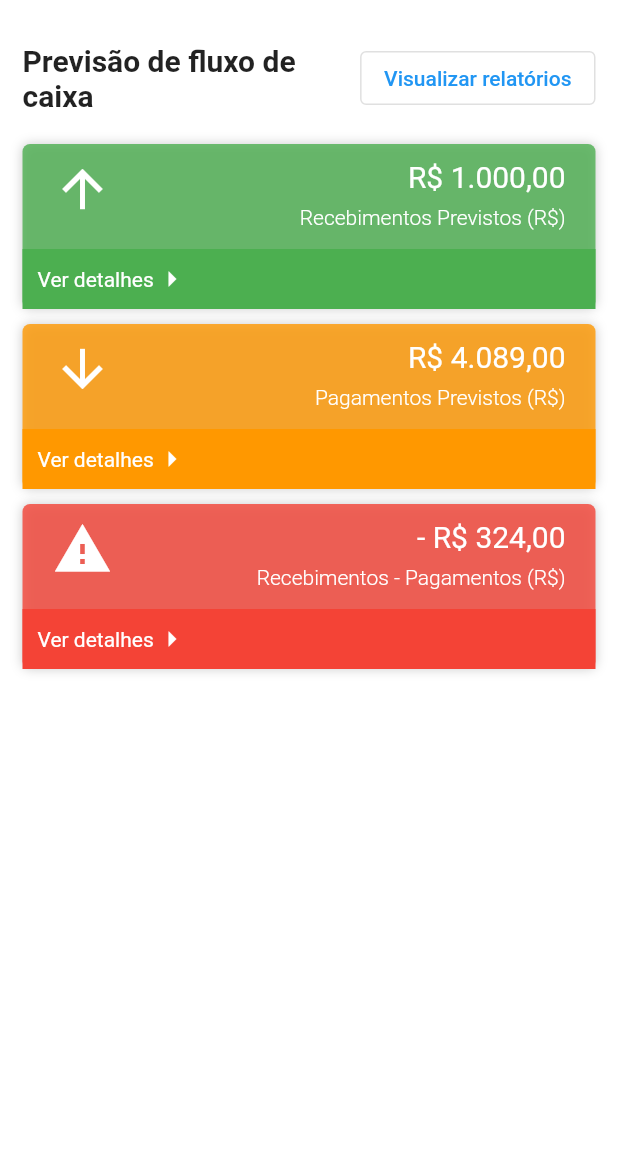
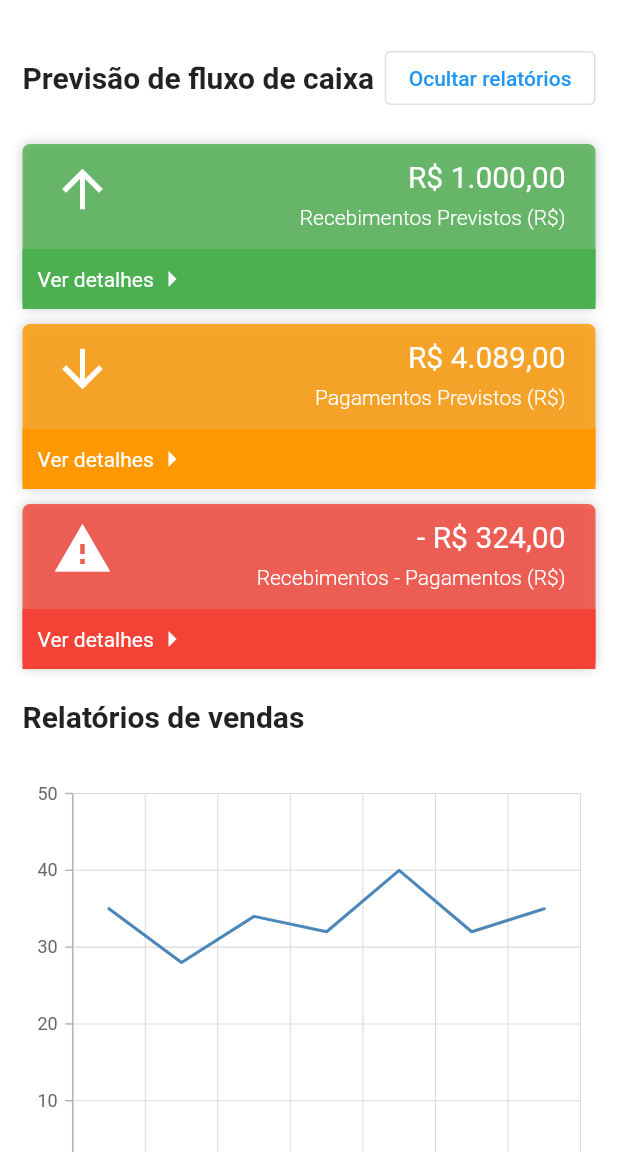
Before and after one commit to drelocatelli/sistema_loja_client, a Flutter app: the screen it shows after launch, on a phone screen of 412 x 824 dp, the part 84-1236 px from its top. Run offline on Flutter 3.47's test engine with Material 3 defaults, Android fonts, the phone set to English and light mode, and no system bars; our stand-ins replace flutter_dotenv, gap, get, syncfusion_flutter_charts, url_strategy.

Commit message:
improve layout, make chart and create client page

```diff
--- a/lib/main.dart
+++ b/lib/main.dart
@@ -25,6 +25,7 @@ class MyApp extends StatelessWidget {
       title: dotenv.env['TITLE'] ?? 'Painel da loja',
       defaultTransition: Transition.native,
       transitionDuration: Duration.zero,
+      initialRoute: '/dashboard',
       getPages: routes,
     );
   }
--- a/lib/routes.dart
+++ b/lib/routes.dart
@@ -1,9 +1,11 @@
 import 'package:get/get_navigation/get_navigation.dart';
 import 'package:get/get_navigation/src/routes/get_route.dart';
-import 'package:racoon_tech_panel/src/pages/dashboard/home_page.dart';
+import 'package:racoon_tech_panel/src/pages/dashboard/clients/clients_page.dart';
+import 'package:racoon_tech_panel/src/pages/dashboard/home/home_page.dart';
 import 'package:racoon_tech_panel/src/pages/login/login_page.dart';
 
 final routes = [
-  GetPage(name: '/', page: () => HomePage()),
+  GetPage(name: '/dashboard', page: () => HomePage()),
+  GetPage(name: '/dashboard/clientes', page: () => ClientsPage()),
   GetPage(name: '/login', page: () => LoginPage()),
 ];
--- a/lib/src/layout/main_layout.dart
+++ b/lib/src/layout/main_layout.dart
@@ -31,7 +31,7 @@ class _MainLayoutState extends State<MainLayout> {
   @override
   void initState() {
     super.initState();
-    Future.delayed(const Duration(seconds: 3), () {
+    Future.delayed(const Duration(milliseconds: 800), () {
       setState(() {
         _isLoading = false;
       });
@@ -71,30 +71,16 @@ class _MainLayoutState extends State<MainLayout> {
       drawer: isLargeScreen ? null : Drawer(
         child: mainMenu(isLargeScreen: isLargeScreen),
       ),
-      body: Column(
-        crossAxisAlignment: CrossAxisAlignment.start,
-        children: [
-          // Container(
-          //   width: MediaQuery.of(context).size.width,
-          //   height: isLargeScreen ? 50 : null,
-          //   color: Color.fromRGBO(197, 197, 197, 1),
-          //   child: isLargeScreen
-          //     ? Row(
-          //       children: [
-          //         TextButton(onPressed: () {}, child: Text("MAIS VENDIDOS")),
-          //         busca(isLargeScreen, _formKey, _submitForm)
-          //       ],
-          //     )
-          //     : Column(
-          //       crossAxisAlignment: CrossAxisAlignment.center,
-          //       children: [
-          //         TextButton(onPressed: () { debugPrint('Mais vendidos'); }, child: Text("MAIS VENDIDOS")),
-          //         busca(isLargeScreen, _formKey, _submitForm),
-          //       ],
-          //     ),
-          // ),
-          widget.child,
-        ],
+      body: SingleChildScrollView(
+        child: Padding(
+          padding: const EdgeInsets.symmetric(horizontal: 15.0, vertical: 28),
+          child: Column(
+            crossAxisAlignment: CrossAxisAlignment.start,
+            children: [
+              widget.child,
+            ],
+          ),
+        ),
       ),
     );
   }
@@ -103,10 +89,10 @@ class _MainLayoutState extends State<MainLayout> {
 
 Widget mainMenu({bool isLargeScreen = true}) {
   final menus = [
-    new MainMenuDTO(label: "Geral", fn: () => debugPrint("Geral")),
+    new MainMenuDTO(label: "Geral", fn: () => Get.toNamed('/dashboard')),
     new MainMenuDTO(label: "Vendas", fn: () => debugPrint("Vendas")),
     new MainMenuDTO(label: "Estoque", fn: () => debugPrint("Estoque")),
-    new MainMenuDTO(label: "Clientes", fn: () => debugPrint("Clientes")),
+    new MainMenuDTO(label: "Clientes", fn: () => Get.toNamed('/dashboard/clientes')),
     new MainMenuDTO(label: "Colaboradores", fn: () => debugPrint("Colaboradores")),
     new MainMenuDTO(label: "Sair", fn: () => Get.offNamed('/login'))
   ];
--- /dev/null
+++ b/lib/src/pages/dashboard/clients/clients_page.dart
@@ -0,0 +1,13 @@
+import 'package:flutter/material.dart';
+import 'package:racoon_tech_panel/src/layout/main_layout.dart';
+
+class ClientsPage extends StatelessWidget {
+  const ClientsPage({super.key});
+
+  @override
+  Widget build(BuildContext context) {
+    return MainLayout(
+      child: Text("Clientes", style: TextStyle(fontSize: 20, fontWeight: FontWeight.bold)),
+    );
+  }
+}
--- a/lib/src/pages/dashboard/home_page.dart
+++ b/lib/src/pages/dashboard/home/components/previsao_fluxo.dart
@@ -1,23 +1,7 @@
 import 'package:flutter/material.dart';
 import 'package:gap/gap.dart';
-import 'package:racoon_tech_panel/src/layout/main_layout.dart';
 
-class HomePage extends StatelessWidget {
-  const HomePage({super.key});
-
-  @override
-  Widget build(BuildContext context) {
-    return MainLayout(
-      child: Column(
-        children: [
-          resume()
-        ],
-      ),
-    );
-  }
-}
-
-Widget resume() {
+Widget previsaoFluxo(VoidCallback fnRelatorios, bool relatoriosShowing) {
 
    Widget box(maxWidth, Color color, IconData icon, {required String value, required String title}) {
     return Container(
@@ -79,9 +63,7 @@ Widget resume() {
     ];
   }
 
-  return Padding(
-    padding: const EdgeInsets.symmetric(horizontal: 15.0, vertical: 28),
-    child: SelectionArea(
+  return SelectionArea(
     child: Column(
       crossAxisAlignment: CrossAxisAlignment.start,
       children: [
@@ -89,7 +71,7 @@ Widget resume() {
           mainAxisAlignment: MainAxisAlignment.spaceBetween,
           children: [
             Expanded(child: Text("Previsão de fluxo de caixa", style: TextStyle(fontWeight: FontWeight.bold, fontSize: 20))),
-              OutlinedButton(onPressed: () {}, child: Text("Visualizar relatórios"))
+            OutlinedButton(onPressed: fnRelatorios, child: Text(relatoriosShowing ? 'Ocultar relatórios' : "Mostrar relatórios"))
           ],
         ),
         const Gap(20),
@@ -109,6 +91,5 @@ Widget resume() {
         ),
       ],
     ),
-    ),
   );
 }
--- /dev/null
+++ b/lib/src/pages/dashboard/home/components/relatorios.dart
@@ -0,0 +1,44 @@
+import 'package:flutter/material.dart';
+import 'package:syncfusion_flutter_charts/charts.dart';
+
+class SalesData {
+  SalesData(this.year, this.sales);
+  final String year;
+  final double sales;
+}
+
+
+Widget relatorios() {
+  return SelectionArea(
+    child: Container(
+      child: Column(
+        crossAxisAlignment: CrossAxisAlignment.start,
+        spacing: 30,
+        children: [
+          Text("Relatórios de vendas", style: TextStyle(fontSize: 20, fontWeight: FontWeight.bold)),
+          SfCartesianChart(
+            // Initialize category axis
+            primaryXAxis: CategoryAxis(),
+
+            series: <LineSeries<SalesData, String>>[
+              LineSeries<SalesData, String>(
+                // Bind data source
+                dataSource:  <SalesData>[
+                  SalesData('Jan', 35),
+                  SalesData('Feb', 28),
+                  SalesData('Mar', 34),
+                  SalesData('Apr', 32),
+                  SalesData('May', 40),
+                  SalesData('Jun', 32),
+                  SalesData('Jul', 35)
+                ],
+                xValueMapper: (SalesData sales, _) => sales.year,
+                yValueMapper: (SalesData sales, _) => sales.sales
+              )
+            ]
+          )
+        ],
+      ),
+    ),
+  );
+}
--- /dev/null
+++ b/lib/src/pages/dashboard/home/home_page.dart
@@ -0,0 +1,57 @@
+import 'package:flutter/material.dart';
+import 'package:racoon_tech_panel/src/layout/main_layout.dart';
+import 'package:racoon_tech_panel/src/pages/dashboard/home/components/previsao_fluxo.dart';
+import 'package:racoon_tech_panel/src/pages/dashboard/home/components/relatorios.dart';
+
+class HomePage extends StatefulWidget {
+  HomePage({super.key});
+
+  @override
+  State<HomePage> createState() => _HomePageState();
+}
+
+class _HomePageState extends State<HomePage> {
+  Map<String, bool> _isShowing = {
+    "previsao": true,
+    "relatorios": true,
+  };
+
+  @override
+  Widget build(BuildContext context) {
+    return MainLayout(
+      child: Column(
+        crossAxisAlignment: CrossAxisAlignment.start,
+        spacing: 20,
+        children: [
+          Visibility(
+            visible: _isShowing['previsao']!,
+            child: previsaoFluxo(() {
+              _isShowing['relatorios'] = !_isShowing['relatorios']!;
+              setState(() {});
+            }, _isShowing['relatorios']!),
+          ),
+          AnimatedSwitcher(
+            duration: const Duration(milliseconds: 200),
+            switchInCurve: Curves.easeIn,
+            switchOutCurve: Curves.easeOut,
+            transitionBuilder: (Widget child, Animation<double> animation) {
+              return FadeTransition(
+                opacity: animation,
+                child: child,
+              );
+            },
+            child: _isShowing['relatorios']!
+                ? Container(
+                    key: ValueKey(
+                        'relatorios'), // Chave única para diferenciar os estados
+                    child: relatorios(),
+                  )
+                : SizedBox(
+                    key: ValueKey('empty'), // Chave para o widget vazio
+                  ),
+          ),
+        ],
+      ),
+    );
+  }
+}
--- a/lib/src/pages/login/login_page.dart
+++ b/lib/src/pages/login/login_page.dart
@@ -116,7 +116,7 @@ class _LoginPageState extends State<LoginPage> {
                           // Validate will return true if the form is valid, or false if
                           // the form is invalid.
                           if (_formKey.currentState!.validate()) {
-                            Get.offNamed('/');
+                            Get.offNamed('/dashboard');
                           }
                         },
                         child: Row(
--- a/pubspec.yaml
+++ b/pubspec.yaml
@@ -39,6 +39,7 @@ dependencies:
   gap: ^3.0.1
   get: ^4.6.6
   url_strategy: ^0.3.0
+  syncfusion_flutter_charts: ^28.1.33
 
 dev_dependencies:
   flutter_test:
```
Also changed, not shown: pubspec.lock. Lines whose indentation alone changed are shown as unchanged.
